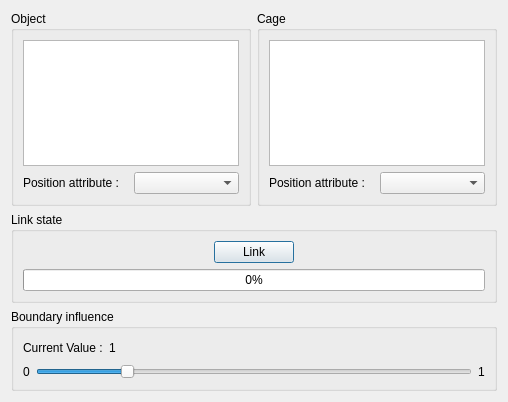
First picture: the form in forms/dialog_deformationCage.ui, repository arnaudbletterer/surface_deformationCage, before the edit.
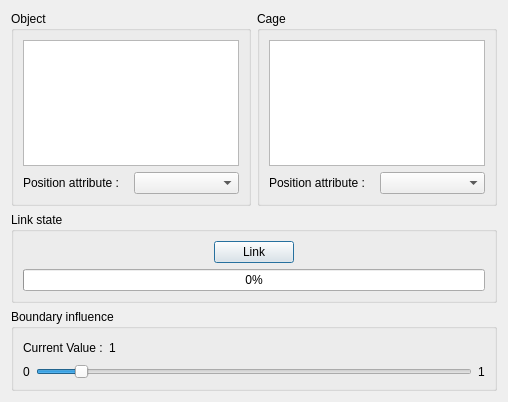
Second picture: the form after the edit.

Diff of the .ui file:
```diff
--- a/forms/dialog_deformationCage.ui
+++ b/forms/dialog_deformationCage.ui
@@ -184,12 +184,15 @@
         </item>
         <item>
          <widget class="QSlider" name="slider_boundary">
+          <property name="minimum">
+           <number>1</number>
+          </property>
           <property name="maximum">
-           <number>500</number>
-          </property>
-          <property name="value">
            <number>100</number>
           </property>
+          <property name="value">
+           <number>10</number>
+          </property>
           <property name="orientation">
            <enum>Qt::Horizontal</enum>
           </property>
```
